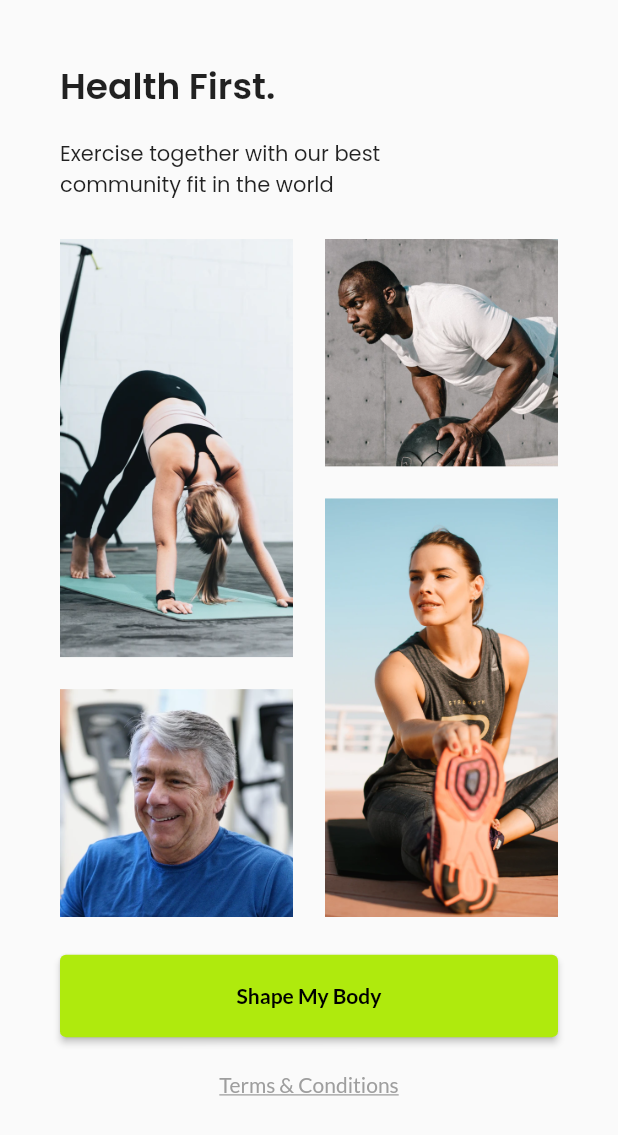
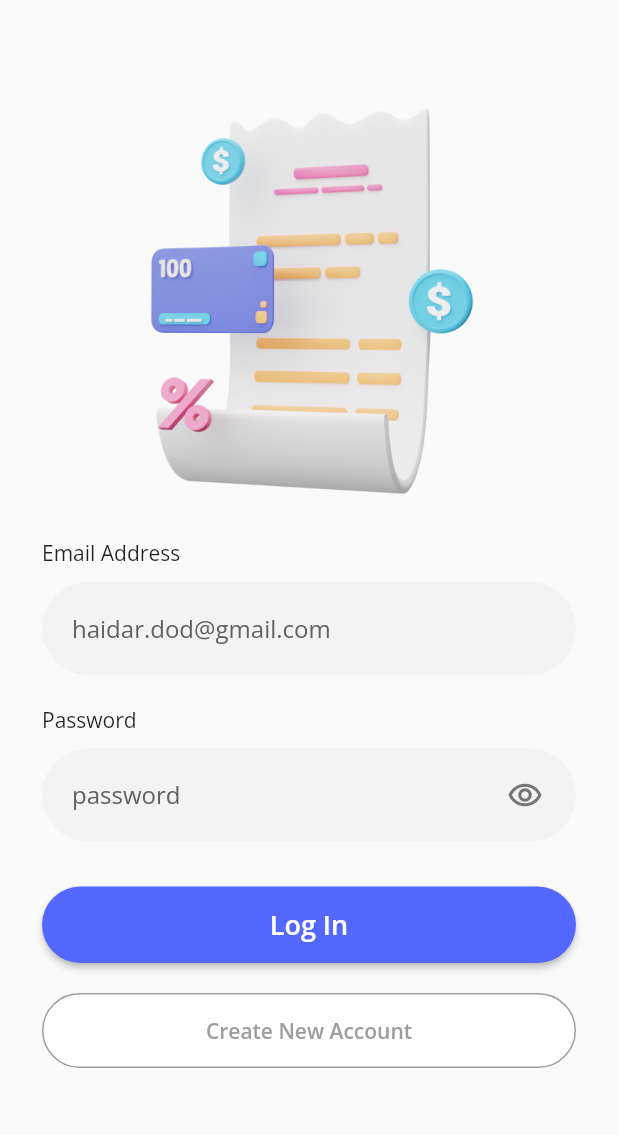
Before and after one commit to Haidar-JPR/sevendays, a Flutter app: the screen it shows after launch, on a phone screen of 412 x 824 dp. Shown: the top 1135 px of the screen. Run offline on Flutter 3.47's test engine with Material 2 defaults, Android fonts, the phone set to English and light mode, and no system bars; our stand-ins replace google_fonts.

Commit message:
day 3 done

```diff
--- a/lib/main.dart
+++ b/lib/main.dart
@@ -4,6 +4,8 @@ import 'src/features/splash_screen/screens/splash_screen.dart';
 import 'src/features/splash_screen/screens/splash_screen2.dart';
 import 'src/features/get_started/screens/get_started.dart';
 import 'src/features/get_started/screens/get_started2.dart';
+import 'src/features/sign_in/screens/sign_in.dart';
+import 'src/features/sign_in/screens/sign_in2.dart';
 
 void main() {
   runApp(MyApp());
@@ -14,7 +16,7 @@ class MyApp extends StatelessWidget {
   Widget build(BuildContext context) {
     return MaterialApp(
       debugShowCheckedModeBanner: false,
-      home: GetStarted2(),
+      home: SignIn2(),
     );
   }
 }
--- /dev/null
+++ b/lib/src/features/sign_in/screens/sign_in2.dart
@@ -0,0 +1,154 @@
+import 'package:flutter/material.dart';
+import 'package:google_fonts/google_fonts.dart';
+
+class SignIn2 extends StatelessWidget {
+  @override
+  Widget build(BuildContext context) {
+    return Scaffold(
+      body: SingleChildScrollView(
+        child: Padding(
+          padding: const EdgeInsets.symmetric(
+            horizontal: 28,
+            vertical: 60,
+          ),
+          child: Column(
+            crossAxisAlignment: CrossAxisAlignment.center,
+            mainAxisAlignment: MainAxisAlignment.center,
+            children: [
+              // NOTE: Header Image
+              Image.asset(
+                'assets/images/bill.png',
+                width: 245,
+                height: 279,
+              ),
+              const SizedBox(height: 20),
+
+              // NOTE: TextFormField Email
+              Column(
+                crossAxisAlignment: CrossAxisAlignment.start,
+                children: [
+                  Text(
+                    'Email Address',
+                    style: GoogleFonts.openSans(),
+                  ),
+                  const SizedBox(height: 10),
+                  TextFormField(
+                    style: GoogleFonts.openSans(color: Colors.black),
+                    decoration: InputDecoration(
+                      border: OutlineInputBorder(
+                        borderRadius: BorderRadius.circular(71),
+                        borderSide: BorderSide.none,
+                      ),
+                      contentPadding: const EdgeInsets.symmetric(
+                        horizontal: 20,
+                        vertical: 20,
+                      ),
+                      filled: true,
+                      fillColor: const Color(0XFFF3F3F3),
+                      hintText: 'haidar.dod@gmail.com',
+                      hintStyle: GoogleFonts.openSans(color: Colors.grey[700]),
+                    ),
+                    keyboardType: TextInputType.emailAddress,
+                  ),
+                ],
+              ),
+              const SizedBox(height: 20),
+
+              // NOTE: TextFormField Password
+              Column(
+                crossAxisAlignment: CrossAxisAlignment.start,
+                children: [
+                  Text(
+                    'Password',
+                    style: GoogleFonts.openSans(),
+                  ),
+                  const SizedBox(height: 10),
+                  TextFormField(
+                    style: GoogleFonts.openSans(color: Colors.black),
+                    decoration: InputDecoration(
+                      border: OutlineInputBorder(
+                        borderRadius: BorderRadius.circular(71),
+                        borderSide: BorderSide.none,
+                      ),
+                      contentPadding: const EdgeInsets.symmetric(
+                        horizontal: 20,
+                        vertical: 20,
+                      ),
+                      filled: true,
+                      fillColor: const Color(0XFFF3F3F3),
+                      hintText: 'password',
+                      hintStyle: GoogleFonts.openSans(color: Colors.grey[700]),
+                      suffixIcon: Padding(
+                        padding: const EdgeInsets.only(right: 10),
+                        child: IconButton(
+                          onPressed: () {},
+                          icon: Icon(
+                            Icons.remove_red_eye_outlined,
+                            color: Colors.grey[600],
+                          ),
+                        ),
+                      ),
+                    ),
+                    obscuringCharacter: '*',
+                    obscureText: true,
+                  ),
+                ],
+              ),
+              const SizedBox(height: 30),
+
+              // NOTE: Button Login
+              ElevatedButton(
+                onPressed: () {},
+                style: ElevatedButton.styleFrom(
+                  shape: RoundedRectangleBorder(
+                    borderRadius: BorderRadius.circular(71),
+                  ),
+                  minimumSize: const Size(
+                    double.infinity,
+                    50,
+                  ),
+                  padding: const EdgeInsets.symmetric(vertical: 13),
+                  backgroundColor: const Color(0XFF5468FF),
+                ),
+                child: Text(
+                  'Log In',
+                  style: GoogleFonts.openSans(
+                    fontSize: 18,
+                    fontWeight: FontWeight.w600,
+                    color: Colors.white,
+                  ),
+                ),
+              ),
+              const SizedBox(height: 20),
+
+              // NOTE: Button Create New Account
+              ElevatedButton(
+                onPressed: () {},
+                style: ElevatedButton.styleFrom(
+                  shape: RoundedRectangleBorder(
+                    borderRadius: BorderRadius.circular(71),
+                    side: const BorderSide(color: Colors.grey),
+                  ),
+                  shadowColor: Colors.transparent,
+                  minimumSize: const Size(
+                    double.infinity,
+                    50,
+                  ),
+                  padding: const EdgeInsets.symmetric(vertical: 13),
+                  backgroundColor: Colors.white,
+                ),
+                child: Text(
+                  'Create New Account',
+                  style: GoogleFonts.openSans(
+                    fontWeight: FontWeight.w600,
+                    color: Colors.grey[500],
+                  ),
+                ),
+              ),
+            ],
+          ),
+        ),
+      ),
+    );
+  }
+}
```
Also changed, not shown: lib/src/features/sign_in/screens/sign_in.dart (added, +155 -0 lines), 1 other file.
